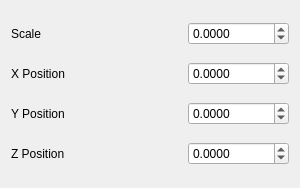
Before: the Qt Designer form src/Interface/Modules/Visualization/ShowOrientationAxes.ui in SCIInstitute/SCIRun, drawn with Qt 5.
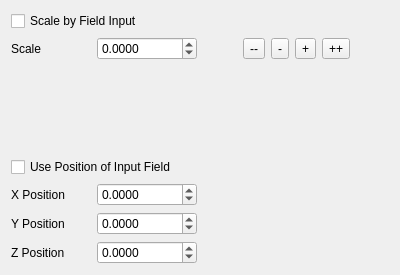
After: the same form once the commit is applied.

Commit message: Added options to use field data and scale buttons

What changed in the file:
```diff
--- a/src/Interface/Modules/Visualization/ShowOrientationAxes.ui
+++ b/src/Interface/Modules/Visualization/ShowOrientationAxes.ui
@@ -6,19 +6,19 @@
    <rect>
     <x>0</x>
     <y>0</y>
-    <width>300</width>
-    <height>188</height>
+    <width>400</width>
+    <height>275</height>
    </rect>
   </property>
   <property name="minimumSize">
    <size>
-    <width>300</width>
-    <height>188</height>
+    <width>400</width>
+    <height>250</height>
    </size>
   </property>
   <property name="maximumSize">
    <size>
-    <width>500</width>
+    <width>600</width>
     <height>300</height>
    </size>
   </property>
@@ -32,6 +32,13 @@
    <bool>false</bool>
   </property>
   <layout class="QVBoxLayout" name="verticalLayout_2">
+   <item>
+    <widget class="QCheckBox" name="scaleByFieldCheckBox_">
+     <property name="text">
+      <string>Scale by Field Input</string>
+     </property>
+    </widget>
+   </item>
    <item>
     <layout class="QHBoxLayout" name="horizontalLayout_4">
      <item>
@@ -47,21 +54,20 @@
        </property>
       </widget>
      </item>
-     <item>
-      <spacer name="horizontalSpacer">
-       <property name="orientation">
-        <enum>Qt::Horizontal</enum>
-       </property>
-       <property name="sizeHint" stdset="0">
-        <size>
-         <width>40</width>
-         <height>20</height>
-        </size>
-       </property>
-      </spacer>
-     </item>
      <item>
       <widget class="QDoubleSpinBox" name="scaleDoubleSpinBox_">
+       <property name="minimumSize">
+        <size>
+         <width>100</width>
+         <height>0</height>
+        </size>
+       </property>
+       <property name="maximumSize">
+        <size>
+         <width>100</width>
+         <height>16777215</height>
+        </size>
+       </property>
        <property name="decimals">
         <number>4</number>
        </property>
@@ -73,8 +79,112 @@
        </property>
       </widget>
      </item>
+     <item>
+      <spacer name="horizontalSpacer">
+       <property name="orientation">
+        <enum>Qt::Horizontal</enum>
+       </property>
+       <property name="sizeType">
+        <enum>QSizePolicy::Expanding</enum>
+       </property>
+       <property name="sizeHint" stdset="0">
+        <size>
+         <width>10</width>
+         <height>20</height>
+        </size>
+       </property>
+      </spacer>
+     </item>
+     <item>
+      <widget class="QToolButton" name="doubleDownScaleToolButton_">
+       <property name="minimumSize">
+        <size>
+         <width>0</width>
+         <height>15</height>
+        </size>
+       </property>
+       <property name="text">
+        <string>--</string>
+       </property>
+      </widget>
+     </item>
+     <item>
+      <widget class="QToolButton" name="downScaleToolButton_">
+       <property name="minimumSize">
+        <size>
+         <width>0</width>
+         <height>15</height>
+        </size>
+       </property>
+       <property name="text">
+        <string>-</string>
+       </property>
+      </widget>
+     </item>
+     <item>
+      <widget class="QToolButton" name="upScaleToolButton_">
+       <property name="minimumSize">
+        <size>
+         <width>0</width>
+         <height>15</height>
+        </size>
+       </property>
+       <property name="text">
+        <string>+</string>
+       </property>
+      </widget>
+     </item>
+     <item>
+      <widget class="QToolButton" name="doubleUpScaleToolButton_">
+       <property name="enabled">
+        <bool>true</bool>
+       </property>
+       <property name="minimumSize">
+        <size>
+         <width>0</width>
+         <height>15</height>
+        </size>
+       </property>
+       <property name="text">
+        <string>++</string>
+       </property>
+      </widget>
+     </item>
+     <item>
+      <spacer name="horizontalSpacer_2">
+       <property name="orientation">
+        <enum>Qt::Horizontal</enum>
+       </property>
+       <property name="sizeHint" stdset="0">
+        <size>
+         <width>10</width>
+         <height>20</height>
+        </size>
+       </property>
+      </spacer>
+     </item>
     </layout>
    </item>
+   <item>
+    <spacer name="verticalSpacer">
+     <property name="orientation">
+      <enum>Qt::Vertical</enum>
+     </property>
+     <property name="sizeHint" stdset="0">
+      <size>
+       <width>20</width>
+       <height>40</height>
+      </size>
+     </property>
+    </spacer>
+   </item>
+   <item>
+    <widget class="QCheckBox" name="usePositionOfFieldCheckBox_">
+     <property name="text">
+      <string>Use Position of Input Field</string>
+     </property>
+    </widget>
+   </item>
    <item>
     <layout class="QHBoxLayout" name="horizontalLayout">
      <item>
@@ -90,21 +200,20 @@
        </property>
       </widget>
      </item>
-     <item>
-      <spacer name="horizontalSpacer_2">
-       <property name="orientation">
-        <enum>Qt::Horizontal</enum>
-       </property>
-       <property name="sizeHint" stdset="0">
-        <size>
-         <width>40</width>
-         <height>20</height>
-        </size>
-       </property>
-      </spacer>
-     </item>
      <item>
       <widget class="QDoubleSpinBox" name="xDoubleSpinBox_">
+       <property name="minimumSize">
+        <size>
+         <width>100</width>
+         <height>0</height>
+        </size>
+       </property>
+       <property name="maximumSize">
+        <size>
+         <width>100</width>
+         <height>16777215</height>
+        </size>
+       </property>
        <property name="decimals">
         <number>4</number>
        </property>
@@ -116,6 +225,19 @@
        </property>
       </widget>
      </item>
+     <item>
+      <spacer name="horizontalSpacer_5">
+       <property name="orientation">
+        <enum>Qt::Horizontal</enum>
+       </property>
+       <property name="sizeHint" stdset="0">
+        <size>
+         <width>40</width>
+         <height>20</height>
+        </size>
+       </property>
+      </spacer>
+     </item>
     </layout>
    </item>
    <item>
@@ -133,21 +255,20 @@
        </property>
       </widget>
      </item>
-     <item>
-      <spacer name="horizontalSpacer_3">
-       <property name="orientation">
-        <enum>Qt::Horizontal</enum>
-       </property>
-       <property name="sizeHint" stdset="0">
-        <size>
-         <width>40</width>
-         <height>20</height>
-        </size>
-       </property>
-      </spacer>
-     </item>
      <item>
       <widget class="QDoubleSpinBox" name="yDoubleSpinBox_">
+       <property name="minimumSize">
+        <size>
+         <width>100</width>
+         <height>0</height>
+        </size>
+       </property>
+       <property name="maximumSize">
+        <size>
+         <width>100</width>
+         <height>16777215</height>
+        </size>
+       </property>
        <property name="decimals">
         <number>4</number>
        </property>
@@ -159,6 +280,19 @@
        </property>
       </widget>
      </item>
+     <item>
+      <spacer name="horizontalSpacer_6">
+       <property name="orientation">
+        <enum>Qt::Horizontal</enum>
+       </property>
+       <property name="sizeHint" stdset="0">
+        <size>
+         <width>40</width>
+         <height>20</height>
+        </size>
+       </property>
+      </spacer>
+     </item>
     </layout>
    </item>
    <item>
@@ -176,21 +310,26 @@
        </property>
       </widget>
      </item>
-     <item>
-      <spacer name="horizontalSpacer_4">
-       <property name="orientation">
-        <enum>Qt::Horizontal</enum>
-       </property>
-       <property name="sizeHint" stdset="0">
-        <size>
-         <width>40</width>
-         <height>20</height>
-        </size>
-       </property>
-      </spacer>
-     </item>
      <item>
       <widget class="QDoubleSpinBox" name="zDoubleSpinBox_">
+       <property name="sizePolicy">
+        <sizepolicy hsizetype="Minimum" vsizetype="Fixed">
+         <horstretch>0</horstretch>
+         <verstretch>0</verstretch>
+        </sizepolicy>
+       </property>
+       <property name="minimumSize">
+        <size>
+         <width>100</width>
+         <height>0</height>
+        </size>
+       </property>
+       <property name="maximumSize">
+        <size>
+         <width>100</width>
+         <height>16777215</height>
+        </size>
+       </property>
        <property name="decimals">
         <number>4</number>
        </property>
@@ -202,6 +341,19 @@
        </property>
       </widget>
      </item>
+     <item>
+      <spacer name="horizontalSpacer_7">
+       <property name="orientation">
+        <enum>Qt::Horizontal</enum>
+       </property>
+       <property name="sizeHint" stdset="0">
+        <size>
+         <width>40</width>
+         <height>20</height>
+        </size>
+       </property>
+      </spacer>
+     </item>
     </layout>
    </item>
   </layout>
```
The commit also changes 5 other files.
